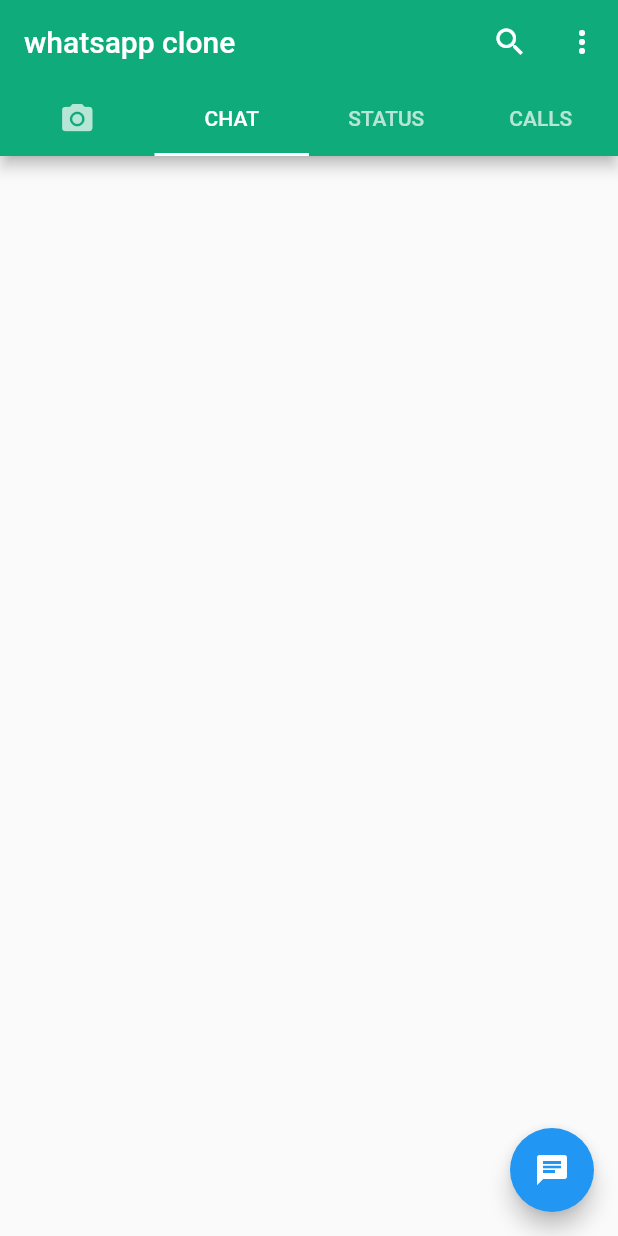
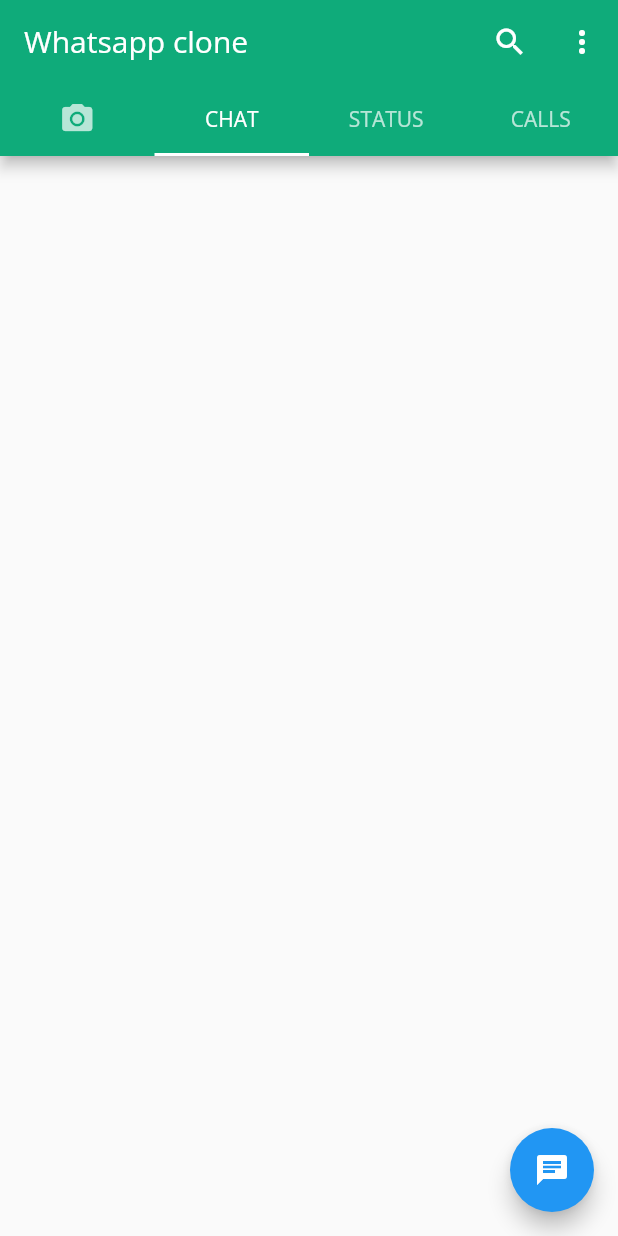
Before and after one commit to bhavyakashmira/whatsappclone, a Flutter app: the screen it shows after launch, on a phone screen of 412 x 824 dp. Run offline on Flutter 3.47's test engine with Material 2 defaults, Android fonts, the phone set to English and light mode, and no system bars.

Commit message:
added font

```diff
--- a/lib/main.dart
+++ b/lib/main.dart
@@ -15,7 +15,7 @@ class MyApp extends StatelessWidget {
     return MaterialApp(
       title: 'Flutter Demo',
       theme: ThemeData(
-
+      fontFamily:"opensans",
         primarySwatch: Colors.blue,
       ),
       home: HomeScreen()
--- a/lib/screens/homescreen.dart
+++ b/lib/screens/homescreen.dart
@@ -21,7 +21,7 @@ class _HomeScreenState extends State<HomeScreen>
   Widget build(BuildContext context) {
     return Scaffold(
       appBar: AppBar(
-        title: Text("whatsapp clone"),
+        title: Text("Whatsapp clone"),
         backgroundColor: Color.fromARGB(255, 15, 171, 122),
         actions: [
           IconButton(icon: Icon(Icons.search), onPressed: () {}),
```
Also changed, not shown: pubspec.yaml (+7 -6 lines), fonts/OpenSans-Bold.ttf (added), fonts/OpenSans-BoldItalic.ttf (added), fonts/OpenSans-ExtraBold.ttf (added), fonts/OpenSans-ExtraBoldItalic.ttf (added), fonts/OpenSans-Italic.ttf (added), fonts/OpenSans-Light.ttf (added), fonts/OpenSans-LightItalic.ttf (added), fonts/OpenSans-Medium.ttf (added), fonts/OpenSans-MediumItalic.ttf (added), fonts/OpenSans-Regular.ttf (added), fonts/OpenSans-SemiBold.ttf (added), fonts/OpenSans-SemiBoldItalic.ttf (added).
